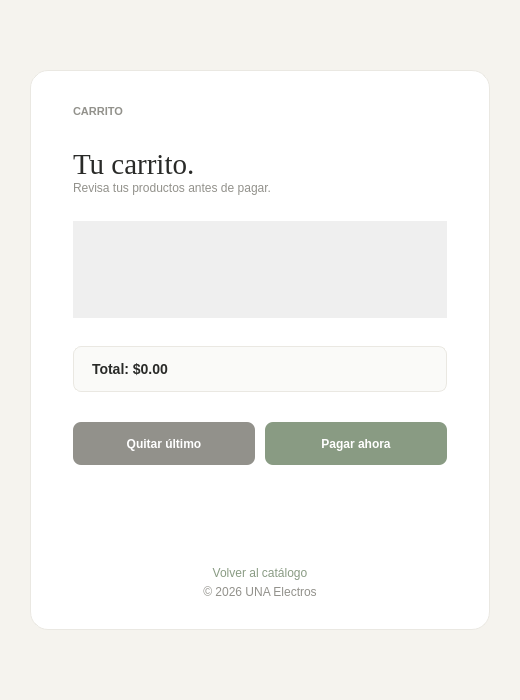
AntonyEduardoAguirre/proyectoprogramacion2, file proyecto progra/carrito.ui: the form before one commit.
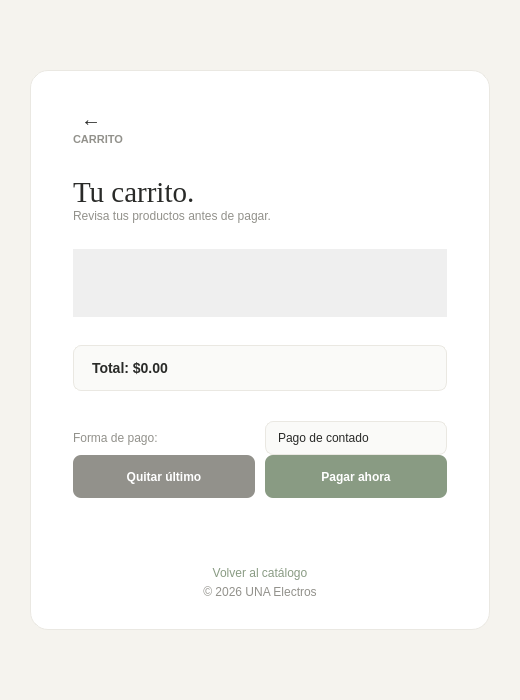
The form after the commit.

```diff
--- a/proyecto progra/carrito.ui
+++ b/proyecto progra/carrito.ui
@@ -97,6 +97,35 @@
 QPushButton#btnRegresar:hover {
 	color: #788B72;
 }
+QPushButton#btnFlecha {
+	background: transparent;
+	border: none;
+	color: #292A28;
+	font-family: &quot;Segoe UI&quot;;
+	font-size: 20px;
+	font-weight: 600;
+	padding: 2px 8px;
+	border-radius: 8px;
+}
+QPushButton#btnFlecha:hover {
+	background: #EAE8E2;
+}
+QLabel#lblFormaPago {
+	color: #92918B;
+	font-family: &quot;Segoe UI&quot;;
+	font-size: 12px;
+}
+QComboBox#cmbCuotas {
+	background: #FAFAF8;
+	border: 1px solid #EAE8E2;
+	border-radius: 8px;
+	padding: 8px 12px;
+	font-size: 12px;
+	color: #292A28;
+}
+QComboBox#cmbCuotas::drop-down {
+	border: none;
+}
 QScrollArea {
 	background: transparent;
 	border: none;
@@ -177,6 +206,30 @@
         <property name="bottomMargin">
          <number>30</number>
         </property>
+        <item>
+         <layout class="QHBoxLayout" name="layoutFlecha">
+          <item>
+           <widget class="QPushButton" name="btnFlecha">
+            <property name="text">
+             <string>←</string>
+            </property>
+           </widget>
+          </item>
+          <item>
+           <spacer name="spacerFlecha">
+            <property name="orientation">
+             <enum>Qt::Orientation::Horizontal</enum>
+            </property>
+            <property name="sizeHint" stdset="0">
+             <size>
+              <width>40</width>
+              <height>20</height>
+             </size>
+            </property>
+           </spacer>
+          </item>
+         </layout>
+        </item>
         <item>
          <widget class="QLabel" name="eyebrow">
           <property name="text">
@@ -316,6 +369,39 @@
           </property>
          </spacer>
         </item>
+        <item>
+         <layout class="QHBoxLayout" name="layoutCuotas">
+          <property name="spacing">
+           <number>10</number>
+          </property>
+          <item>
+           <widget class="QLabel" name="lblFormaPago">
+            <property name="text">
+             <string>Forma de pago:</string>
+            </property>
+           </widget>
+          </item>
+          <item>
+           <widget class="QComboBox" name="cmbCuotas">
+            <item>
+             <property name="text">
+              <string>Pago de contado</string>
+             </property>
+            </item>
+            <item>
+             <property name="text">
+              <string>A 12 meses</string>
+             </property>
+            </item>
+            <item>
+             <property name="text">
+              <string>A 24 meses</string>
+             </property>
+            </item>
+           </widget>
+          </item>
+         </layout>
+        </item>
         <item>
          <layout class="QHBoxLayout" name="layoutBotones">
           <property name="spacing">
```
